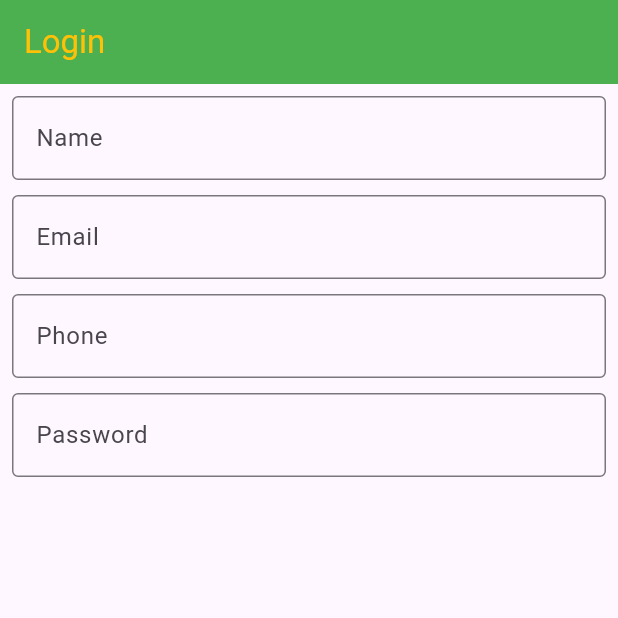
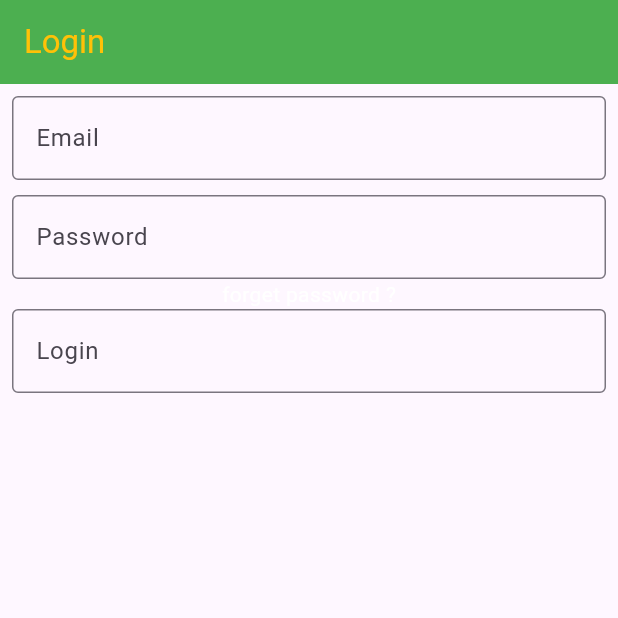
Before and after one commit to shajini66/RV_BreakdownAssistant, a Flutter app: the screen it shows after launch, on a phone screen of 412 x 824 dp, the top half of it. Run offline on Flutter 3.47's test engine with Material 3 defaults, Android fonts, the phone set to English and light mode, and no system bars.

Commit message:
Basic pages

```diff
--- a/lib/main.dart
+++ b/lib/main.dart
@@ -1,5 +1,6 @@
 import 'package:flutter/material.dart';
 import 'package:rvba/admin/admin%20login.dart';
+import 'package:rvba/mechanic/mechanic_login.dart';
 
 void main() {
   runApp(const MyApp());
@@ -17,7 +18,7 @@ class MyApp extends StatelessWidget {
         colorScheme: ColorScheme.fromSeed(seedColor: Colors.deepPurple),
         useMaterial3: true,
       ),
-      home: const Adminlogin(),
+      home: const Mechanic_login(),
     );
   }
 }
--- a/lib/mechanic/mechanic_login.dart
+++ b/lib/mechanic/mechanic_login.dart
@@ -0,0 +1,55 @@
+import 'package:flutter/material.dart';
+import 'package:flutter/widgets.dart';
+
+class Mechanic_login extends StatefulWidget {
+  const Mechanic_login({super.key});
+
+  @override
+  State<Mechanic_login> createState() => _Mechanic_loginState();
+}
+
+class _Mechanic_loginState extends State<Mechanic_login> {
+  @override
+  Widget build(BuildContext context) {
+    return Scaffold(
+      //app bar
+      appBar: AppBar(
+        title: const Text(
+          "Login",
+          style: TextStyle(color: Colors.amber),
+        ),
+        backgroundColor: Colors.green,
+      ),
+      body: Padding(
+        padding: const EdgeInsets.all(8.0),
+        child: const Column(
+          children: [
+            TextField(
+              decoration: InputDecoration(
+                  border: OutlineInputBorder(), labelText: "Email"),
+            ),
+            SizedBox(
+              height: 10,
+            ),
+            TextField(
+              obscureText: true,
+              decoration: InputDecoration(
+                  border: OutlineInputBorder(), labelText: "Password"),
+            ),
+            Text(
+              "forget password ?",
+              style: TextStyle(color: Colors.white),
+            ),
+            TextField(
+              decoration: InputDecoration(
+                  border: OutlineInputBorder(), labelText: "Login"),
+            ),
+            SizedBox(
+              height: 10,
+            ),
+          ],
+        ),
+      ),
+    );
+  }
+}
--- /dev/null
+++ b/lib/user/user_forget.dart
@@ -0,0 +1,32 @@
+import 'package:flutter/material.dart';
+
+class user_forget extends StatefulWidget {
+  const user_forget({super.key});
+
+  @override
+  State<user_forget> createState() => _user_forgetState();
+}
+
+class _user_forgetState extends State<user_forget> {
+  @override
+  Widget build(BuildContext context) {
+    return Scaffold(
+      body: Text(
+        "forget password ?",
+        style: TextStyle(color: Colors.white),
+      ),
+      Text(
+        "We will send averification code to this email or phone number",
+      ),
+      TextField(
+        obscureText: true,
+        decoration:
+            InputDecoration(border: OutlineInputBorder(), labelText: "email"),
+      ),
+      TextField(
+        decoration:
+            InputDecoration(border: OutlineInputBorder(), labelText: "Send"),
+      ),
+    );
+  }
+}
```
Also changed, not shown: lib/admin/admin_select.dart (added, +34 -0 lines), lib/mechanic/mechanic_changedpass.dart (added, +25 -0 lines), lib/mechanic/mechanic_forget.dart (added, +31 -0 lines), lib/mechanic/mechanic_reset.dart (added, +62 -0 lines), lib/user/user _login.dart (added, +46 -0 lines), lib/user/user_about.dart (added, +28 -0 lines), lib/user/user_logot.dart (added, +27 -0 lines), lib/user/user_reset.dart (added, +46 -0 lines), lib/user/user_select.dart (added, +39 -0 lines), lib/admin/admin_forget.dart (added), lib/admin/admin_passchanged.dart (added), lib/admin/admin_reset.dart (added), lib/admin/admin_signup.dart (added), lib/user/user_home.dart (added), 2 more files.
